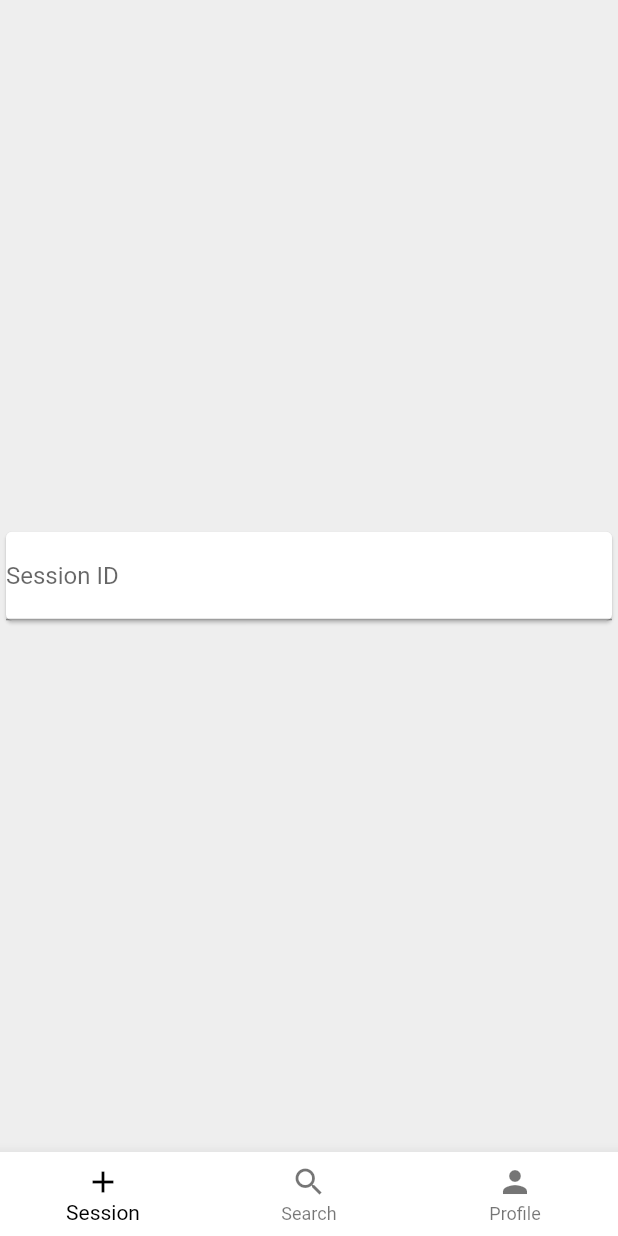
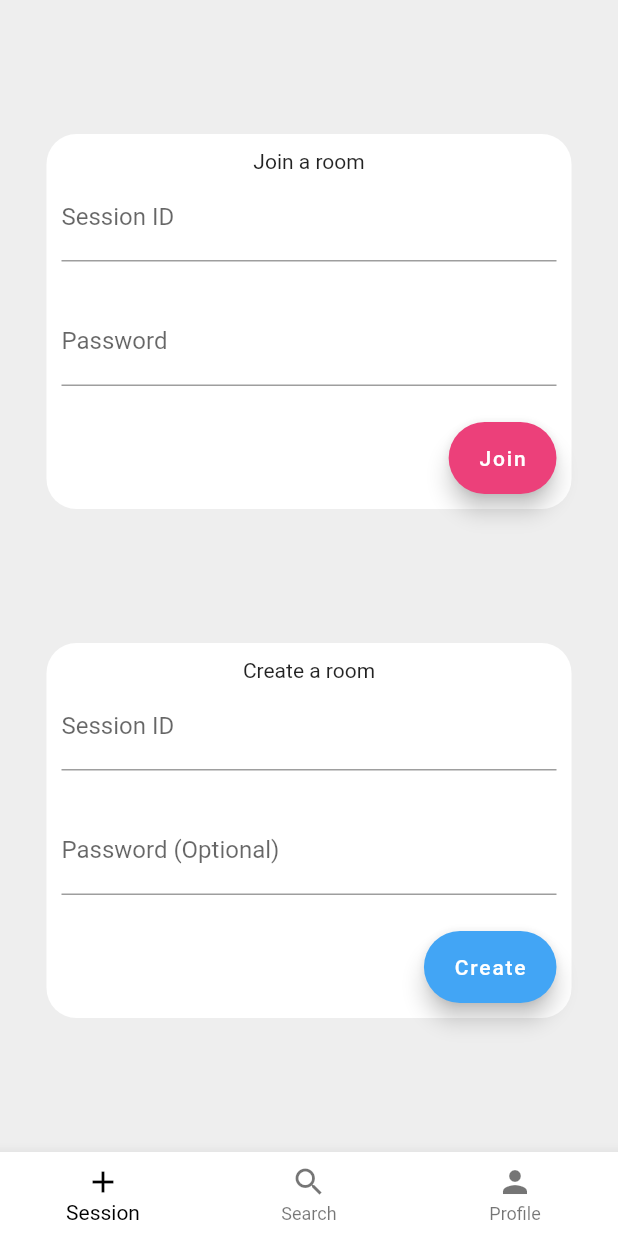
Before and after one commit to WardlyCode/scrum_poker, a Flutter app: the screen it shows after launch, on a phone screen of 412 x 824 dp. Run offline on Flutter 3.47's test engine with Material 2 defaults, Android fonts, the phone set to English and light mode, and no system bars.

Commit message:
join/create page, form fields and floating buttons

```diff
--- a/lib/main.dart
+++ b/lib/main.dart
@@ -17,20 +17,99 @@ class _ScrumPokerState extends State<ScrumPoker> {
   int _currentIndex = 0;
 
   final tabs = [
+    Column(
+      crossAxisAlignment: CrossAxisAlignment.center,
+      mainAxisAlignment: MainAxisAlignment.spaceEvenly,
+      children: [
         Center(
+          child: Container(
+            padding: EdgeInsets.symmetric(horizontal: 10, vertical: 10),
+            width: 350,
+            height: 250,
+            decoration: BoxDecoration(
+              color: Colors.white,
+              borderRadius: new BorderRadius.all(
+                new Radius.circular(20),
+              ),
+            ),
             child: Column(
-        mainAxisAlignment: MainAxisAlignment.center,
+              mainAxisAlignment: MainAxisAlignment.spaceEvenly,
               children: [
-          Card(
-            color: Colors.white,
+                Text('Join a room'),
+                Expanded(
                   child: TextFormField(
                     decoration: InputDecoration(
                       labelText: 'Session ID',
                     ),
                   ),
                 ),
+                Expanded(
+                  child: TextFormField(
+                    decoration: InputDecoration(
+                      labelText: 'Password',
+                    ),
+                  ),
+                ),
+                Row(
+                  mainAxisAlignment: MainAxisAlignment.end,
+                  children: [
+                    FloatingActionButton.extended(
+                      onPressed: () {
+                        print('Room Joined');
+                      },
+                      label: Text('Join'),
+                      backgroundColor: Colors.pink[400],
+                    ),
                   ],
                 ),
+              ],
+            ),
+          ),
+        ),
+        Container(
+          padding: EdgeInsets.symmetric(horizontal: 10, vertical: 10),
+          width: 350,
+          height: 250,
+          decoration: BoxDecoration(
+            color: Colors.white,
+            borderRadius: new BorderRadius.all(
+              new Radius.circular(20),
+            ),
+          ),
+          child: Column(
+            mainAxisAlignment: MainAxisAlignment.spaceEvenly,
+            children: [
+              Text('Create a room'),
+              Expanded(
+                child: TextFormField(
+                  decoration: InputDecoration(
+                    labelText: 'Session ID',
+                  ),
+                ),
+              ),
+              Expanded(
+                child: TextFormField(
+                  decoration: InputDecoration(
+                    labelText: 'Password (Optional)',
+                  ),
+                ),
+              ),
+              Row(
+                mainAxisAlignment: MainAxisAlignment.end,
+                children: [
+                  FloatingActionButton.extended(
+                    onPressed: () {
+                      print('Room created');
+                    },
+                    label: Text('Create'),
+                    backgroundColor: Colors.blue[400],
+                  ),
+                ],
+              ),
+            ],
+          ),
+        ),
+      ],
     ),
     Center(
       child: Text('Search'),
```
Lines whose indentation alone changed are shown as unchanged.
